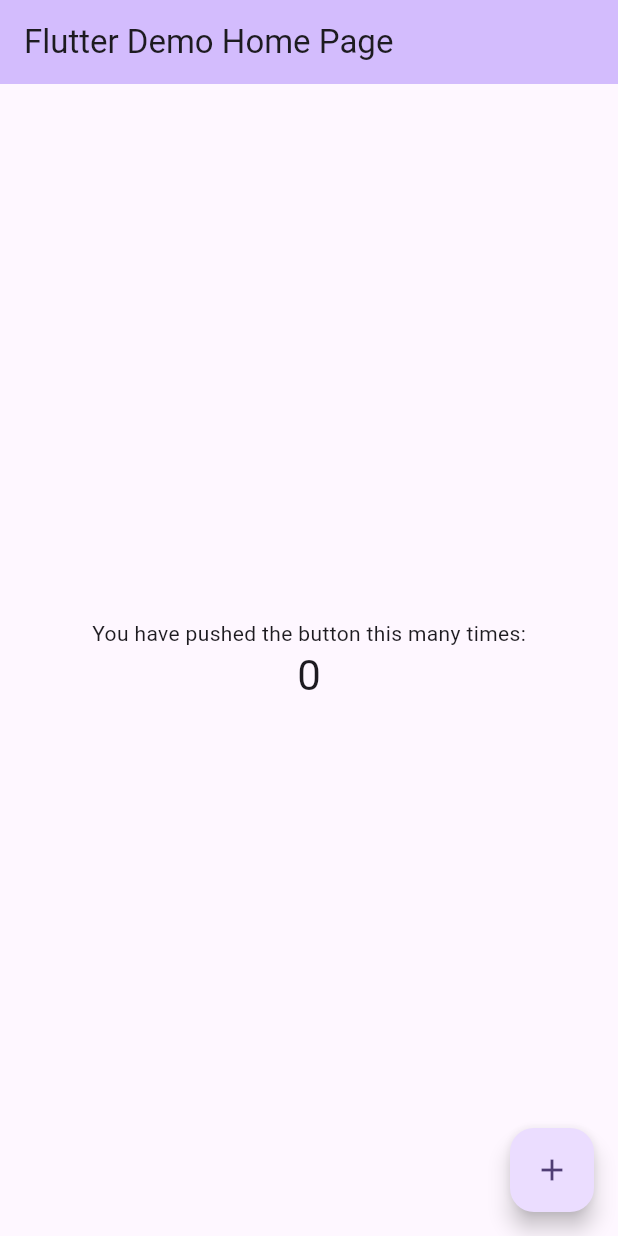
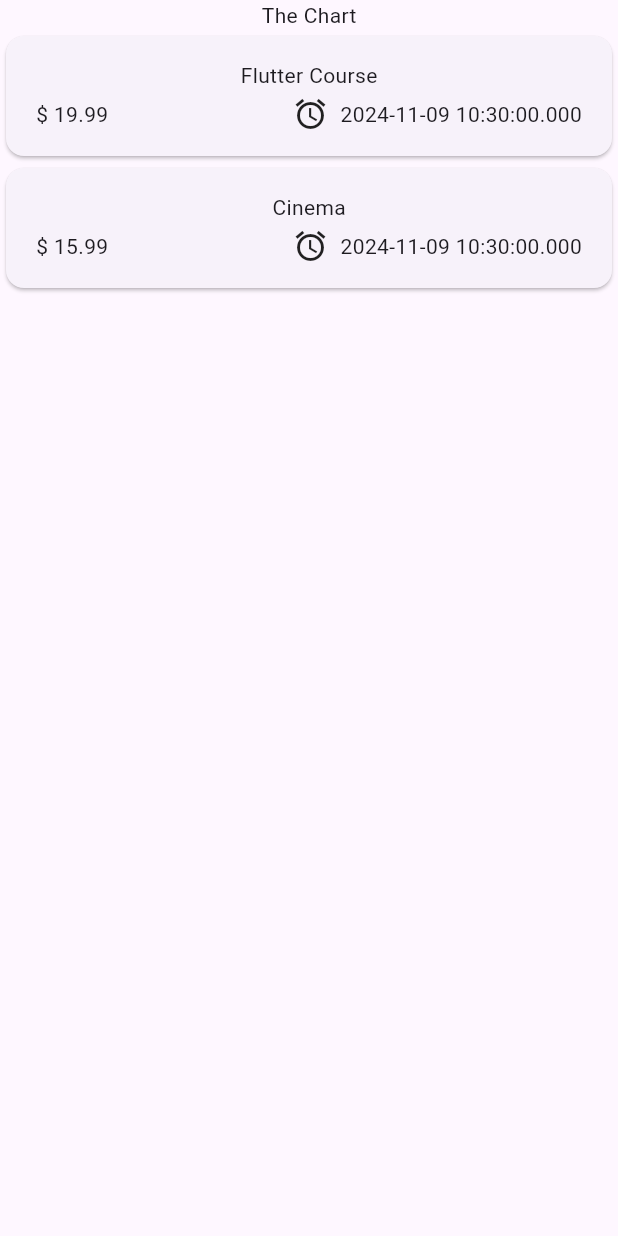
Before and after one commit to pankajatgithub/flutter_expense_tracker_app, a Flutter app: the screen it shows after launch, on a phone screen of 412 x 824 dp. Run offline on Flutter 3.47's test engine with Material 3 defaults, Android fonts, the light colour scheme and no system bars.

Commit message:
Custom list and list item updates

```diff
--- /dev/null
+++ b/lib/expenses.dart
@@ -0,0 +1,43 @@
+import 'package:flutter/material.dart';
+import 'package:flutter_expense_tracker_app/models/expense.dart';
+import 'package:flutter_expense_tracker_app/widgets/expenses_list/expenses_list.dart';
+
+//in statfeul weidget,
+//1. createstate function override inside it
+//2. extends state with build function inside it
+
+class Expenses extends StatefulWidget {
+  const Expenses({super.key});
+
+  @override
+  State<Expenses> createState() {
+    return _ExpenseState();
+  }
+}
+
+class _ExpenseState extends State<Expenses> {
+  final List<Expense> _registeredExpenses = [
+    Expense(
+        title: 'Flutter Course',
+        amount: 19.99,
+        date: DateTime.now(),
+        category: Category.work),
+    Expense(
+        title: 'Cinema',
+        amount: 15.99,
+        date: DateTime.now(),
+        category: Category.leisure),
+  ];
+
+  @override
+  Widget build(BuildContext context) {
+    return Scaffold(
+      body: Column(
+        children: [
+          const Text("The Chart"),
+          Expanded(child: ExpensesList(expenses: _registeredExpenses)),
+        ],
+      ),
+    );
+  }
+}
--- a/lib/main.dart
+++ b/lib/main.dart
@@ -1,125 +1,12 @@
 import 'package:flutter/material.dart';
 
+import 'package:flutter_expense_tracker_app/expenses.dart';
+
 void main() {
-  runApp(const MyApp());
+  runApp(
+const MaterialApp(
+  home: Expenses(),
+)
+
+  );
 }
-
-class MyApp extends StatelessWidget {
-  const MyApp({super.key});
-
-  // This widget is the root of your application.
-  @override
-  Widget build(BuildContext context) {
-    return MaterialApp(
-      title: 'Flutter Demo',
-      theme: ThemeData(
-        // This is the theme of your application.
-        //
-        // TRY THIS: Try running your application with "flutter run". You'll see
-        // the application has a purple toolbar. Then, without quitting the app,
-        // try changing the seedColor in the colorScheme below to Colors.green
-        // and then invoke "hot reload" (save your changes or press the "hot
-        // reload" button in a Flutter-supported IDE, or press "r" if you used
-        // the command line to start the app).
-        //
-        // Notice that the counter didn't reset back to zero; the application
-        // state is not lost during the reload. To reset the state, use hot
-        // restart instead.
-        //
-        // This works for code too, not just values: Most code changes can be
-        // tested with just a hot reload.
-        colorScheme: ColorScheme.fromSeed(seedColor: Colors.deepPurple),
-        useMaterial3: true,
-      ),
-      home: const MyHomePage(title: 'Flutter Demo Home Page'),
-    );
-  }
-}
-
-class MyHomePage extends StatefulWidget {
-  const MyHomePage({super.key, required this.title});
-
-  // This widget is the home page of your application. It is stateful, meaning
-  // that it has a State object (defined below) that contains fields that affect
-  // how it looks.
-
-  // This class is the configuration for the state. It holds the values (in this
-  // case the title) provided by the parent (in this case the App widget) and
-  // used by the build method of the State. Fields in a Widget subclass are
-  // always marked "final".
-
-  final String title;
-
-  @override
-  State<MyHomePage> createState() => _MyHomePageState();
-}
-
-class _MyHomePageState extends State<MyHomePage> {
-  int _counter = 0;
-
-  void _incrementCounter() {
-    setState(() {
-      // This call to setState tells the Flutter framework that something has
-      // changed in this State, which causes it to rerun the build method below
-      // so that the display can reflect the updated values. If we changed
-      // _counter without calling setState(), then the build method would not be
-      // called again, and so nothing would appear to happen.
-      _counter++;
-    });
-  }
-
-  @override
-  Widget build(BuildContext context) {
-    // This method is rerun every time setState is called, for instance as done
-    // by the _incrementCounter method above.
-    //
-    // The Flutter framework has been optimized to make rerunning build methods
-    // fast, so that you can just rebuild anything that needs updating rather
-    // than having to individually change instances of widgets.
-    return Scaffold(
-      appBar: AppBar(
-        // TRY THIS: Try changing the color here to a specific color (to
-        // Colors.amber, perhaps?) and trigger a hot reload to see the AppBar
-        // change color while the other colors stay the same.
-        backgroundColor: Theme.of(context).colorScheme.inversePrimary,
-        // Here we take the value from the MyHomePage object that was created by
-        // the App.build method, and use it to set our appbar title.
-        title: Text(widget.title),
-      ),
-      body: Center(
-        // Center is a layout widget. It takes a single child and positions it
-        // in the middle of the parent.
-        child: Column(
-          // Column is also a layout widget. It takes a list of children and
-          // arranges them vertically. By default, it sizes itself to fit its
-          // children horizontally, and tries to be as tall as its parent.
-          //
-          // Column has various properties to control how it sizes itself and
-          // how it positions its children. Here we use mainAxisAlignment to
-          // center the children vertically; the main axis here is the vertical
-          // axis because Columns are vertical (the cross axis would be
-          // horizontal).
-          //
-          // TRY THIS: Invoke "debug painting" (choose the "Toggle Debug Paint"
-          // action in the IDE, or press "p" in the console), to see the
-          // wireframe for each widget.
-          mainAxisAlignment: MainAxisAlignment.center,
-          children: <Widget>[
-            const Text(
-              'You have pushed the button this many times:',
-            ),
-            Text(
-              '$_counter',
-              style: Theme.of(context).textTheme.headlineMedium,
-            ),
-          ],
-        ),
-      ),
-      floatingActionButton: FloatingActionButton(
-        onPressed: _incrementCounter,
-        tooltip: 'Increment',
-        child: const Icon(Icons.add),
-      ), // This trailing comma makes auto-formatting nicer for build methods.
-    );
-  }
-}
--- /dev/null
+++ b/lib/models/expense.dart
@@ -0,0 +1,22 @@
+import 'package:uuid/uuid.dart';
+
+const uuid =  Uuid();
+enum Category{food, travel, leisure,work}
+
+
+class Expense {
+Expense({
+  required this.title,
+  required this.amount,
+  required this.date,
+  required this.category,
+    //UUID package to generate unique id ,https://pub.dev/packages/uuid
+}) : id = uuid.v4();//initialise id
+
+  final String id;
+  final String title;
+  final double amount;
+  final DateTime date;
+final Category category; //leisure Expense(category:'leisure')
+
+}
--- /dev/null
+++ b/lib/widgets/expenses_list/expense_item.dart
@@ -0,0 +1,41 @@
+import 'package:flutter/material.dart';
+import 'package:flutter_expense_tracker_app/models/expense.dart';
+
+class ExpenseItem extends StatelessWidget{
+
+  const ExpenseItem(this.expense,{super.key});
+
+  final Expense expense;
+
+
+
+  @override
+  Widget build(BuildContext context) {
+
+    return Card(
+      child: Padding(
+        padding: const EdgeInsets.symmetric(horizontal: 20,vertical: 16),
+        child: Column(
+          children: [
+            Text(expense.title),
+            const SizedBox(height: 4,),
+            Row(children: [
+              Text('\$ ${expense.amount.toStringAsFixed(2)}'),// "\ will escape special characters"
+             const Spacer(),
+              Row(
+                children: [
+                  const Icon(Icons.alarm),
+                 const  SizedBox(width: 8,),
+                  Text(expense.date.toString())
+                ],
+              )
+            ],)
+          ],
+        ),
+      )
+    );
+
+  }
+
+
+}
--- /dev/null
+++ b/lib/widgets/expenses_list/expenses_list.dart
@@ -0,0 +1,20 @@
+import 'package:flutter/material.dart' ;
+import 'package:flutter/src/widgets/framework.dart';
+import 'package:flutter_expense_tracker_app/models/expense.dart';
+import 'package:flutter_expense_tracker_app/widgets/expenses_list/expense_item.dart';
+
+class ExpensesList extends StatelessWidget {
+
+
+  const ExpensesList({super.key,required this.expenses});
+
+
+   final List<Expense> expenses;
+  @override
+  Widget build(BuildContext context) {
+    return ListView.builder(
+      itemCount: expenses.length,
+      itemBuilder: (ctx , index)=> ExpenseItem(expenses[index])
+      );
+  }
+}
--- a/pubspec.yaml
+++ b/pubspec.yaml
@@ -35,6 +35,7 @@ dependencies:
   # The following adds the Cupertino Icons font to your application.
   # Use with the CupertinoIcons class for iOS style icons.
   cupertino_icons: ^1.0.8
+  uuid: ^4.5.1
 
 dev_dependencies:
   flutter_test:
```
Also changed, not shown: pubspec.lock.
